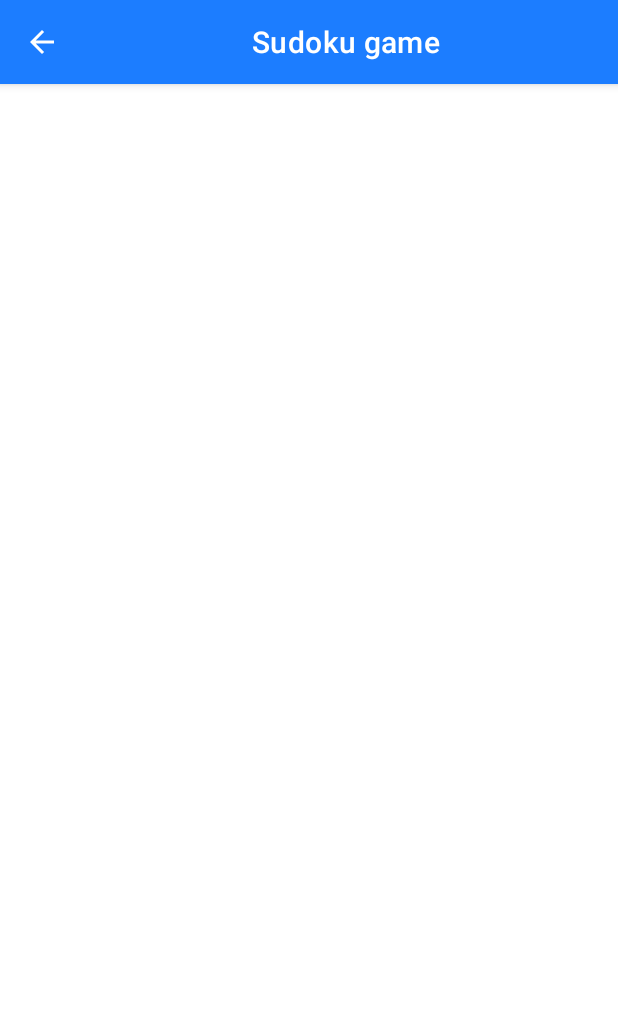
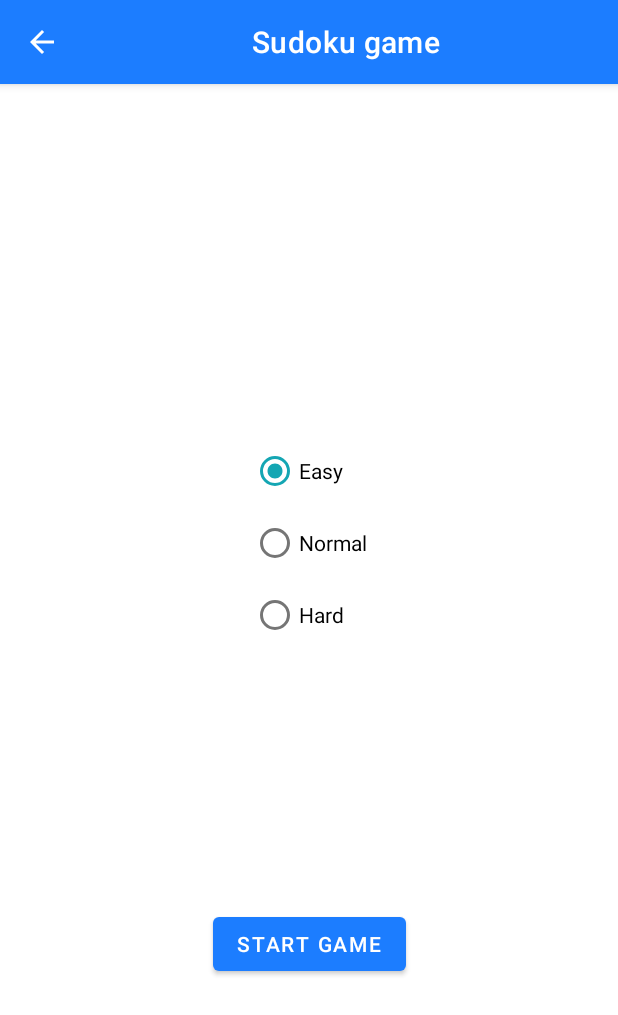
Before and after one commit to minhle28/Multigame, an Android app: the screen it shows after launch (SudokuGameActivity), in the side drawer, after a tap on "Game 5", on a phone screen of 412 x 824 dp. Shown: the top 1015 px of the screen. Run offline under Robolectric (Android 15) with nearby library versions, the phone set to English and light mode, and no system bars; our stand-ins replace data binding.

Commit message:
fixed fragment is not show

```diff
--- a/app/src/main/java/com/example/multigame/MainActivity.java
+++ b/app/src/main/java/com/example/multigame/MainActivity.java
@@ -121,20 +121,6 @@ public class MainActivity extends BaseActivity<ActivityMainBinding> implements N
                 }, 500);
                 break;
             }
-            /*
-            case R.id.nav_menu_top_players: {
-                new Handler(Looper.getMainLooper()).postDelayed(() -> {
-                    onClickTopPlayer();
-                }, 500);
-                break;
-            }
-
-            case R.id.nav_menu_settings: {
-                new Handler(Looper.getMainLooper()).postDelayed(() -> {
-                    openSetting();
-                }, 500);
-                break;
-            }*/
         }
         // Close navigation drawer
         binding.drawerLayout.closeDrawer(GravityCompat.START);
@@ -230,13 +216,4 @@ public class MainActivity extends BaseActivity<ActivityMainBinding> implements N
         Intent Game5 = new Intent(this, SudokuGameActivity.class);
         startActivityWithAnimation(Game5);
     }
-/*
-    public void onClickTopPlayer() {
-        Intent top = new Intent(this, TopPlayerActivity.class);
-        startActivityWithAnimation(top);
-    }
-
-    public void openSetting() {
-        startActivityWithAnimation(new Intent(this, SettingActivity.class));
-    }*/
 }
--- a/app/src/main/java/com/example/multigame/gameBasic/sudoku/SudokuGamePlayFragment.java
+++ b/app/src/main/java/com/example/multigame/gameBasic/sudoku/SudokuGamePlayFragment.java
@@ -3,6 +3,8 @@ package com.example.multigame.gameBasic.sudoku;
 import androidx.appcompat.app.AppCompatActivity;
 
 import android.os.Bundle;
+import com.example.multigame.R;
+
 
 public class SudokuGamePlayFragment extends AppCompatActivity {
 
--- a/app/src/main/res/layout/activity_sudoku_game.xml
+++ b/app/src/main/res/layout/activity_sudoku_game.xml
@@ -22,6 +22,7 @@
             app:layout_constraintBottom_toBottomOf="parent"
             app:layout_constraintLeft_toLeftOf="parent"
             app:layout_constraintRight_toRightOf="parent"
-            app:layout_constraintTop_toTopOf="parent" />
+            app:layout_constraintTop_toTopOf="parent"
+            app:navGraph="@navigation/nav_sudoku" />
     </androidx.constraintlayout.widget.ConstraintLayout>
 </layout>
--- a/app/src/main/res/navigation/nav_sudoku.xml
+++ b/app/src/main/res/navigation/nav_sudoku.xml
@@ -2,10 +2,10 @@
 <navigation xmlns:android="http://schemas.android.com/apk/res/android"
     xmlns:app="http://schemas.android.com/apk/res-auto"
     android:id="@+id/nav_sudoku"
-    app:startDestination="@id/sudokuDifficultyFragment">
+    app:startDestination="@id/sudokuGameDifficultyFragment">
 
     <fragment
-        android:id="@+id/sudokuDifficultyFragment"
+        android:id="@+id/sudokuGameDifficultyFragment"
         android:name="com.example.multigame.gameBasic.sudoku.SudokuGameDifficultyFragment"
         android:label="SudokuGameDifficultyFragent">
         <action
```
Also changed, not shown: app/src/main/java/com/example/multigame/gameBasic/sudoku/SudokuGameDifficultyFragment.java (+10 -4 lines).
